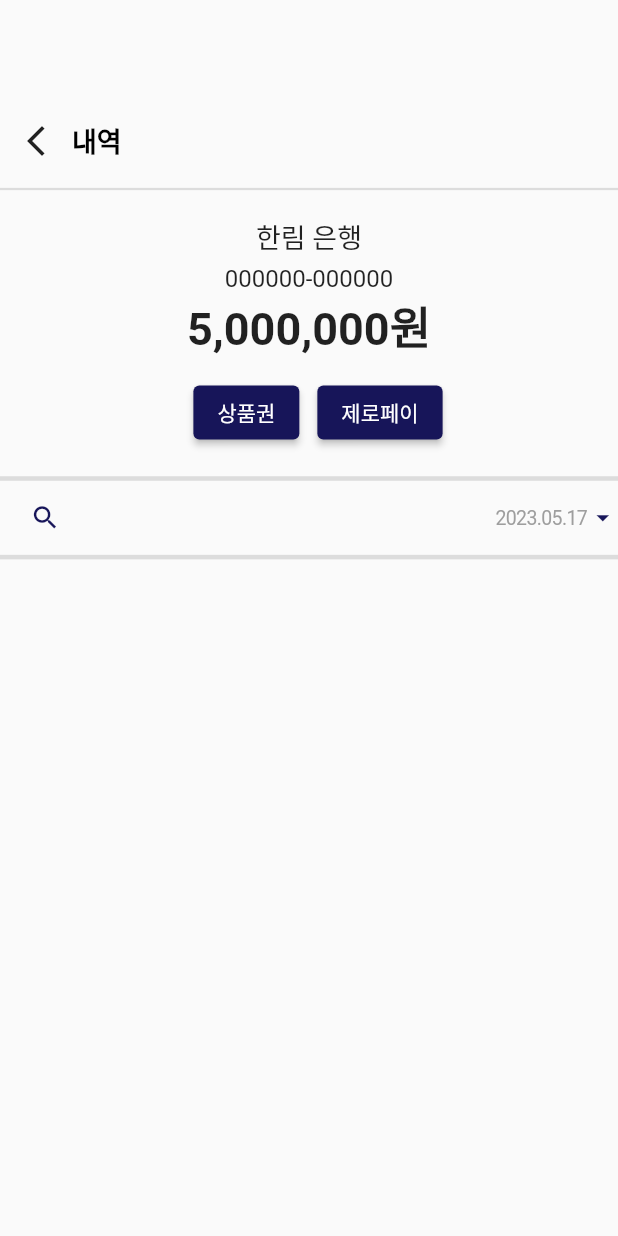
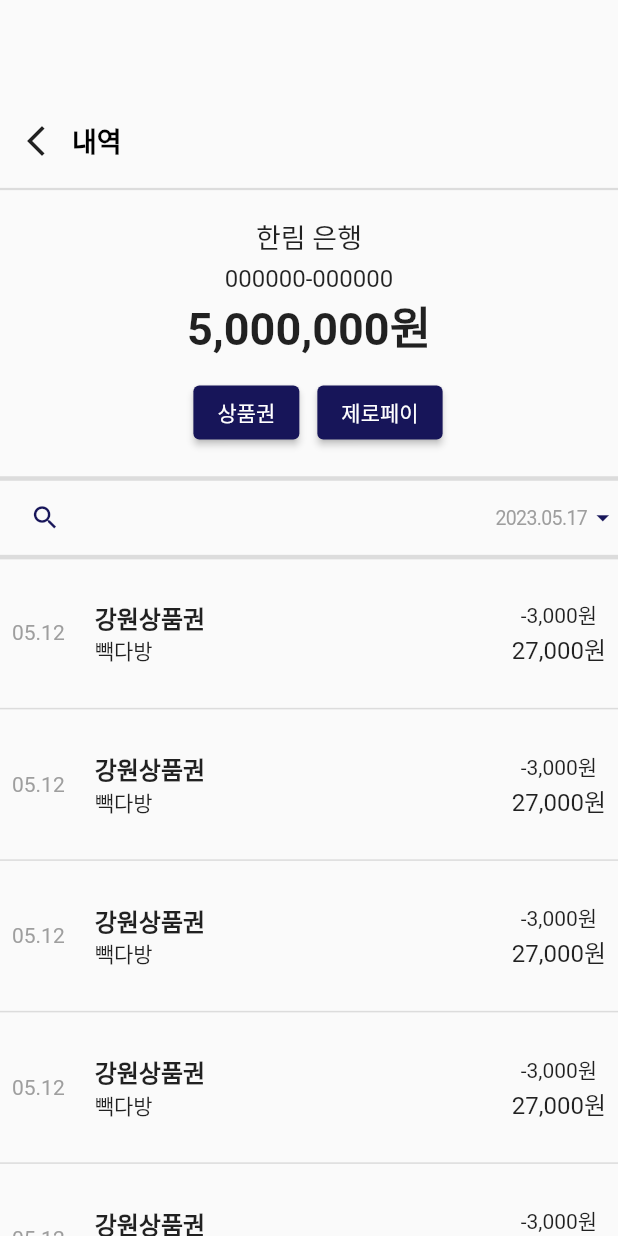
Before and after one commit to EJLee1209/hci_project, a Flutter app: the screen it shows after launch, after a tap on "내역", on a phone screen of 412 x 824 dp. Run offline on Flutter 3.47's test engine with Material 2 defaults, Android fonts, the phone set to English and light mode, and no system bars; our stand-ins replace carousel_slider; missing offline and left inert: flutter_naver_map.

Commit message:
UI - 거래내역 완료

```diff
--- a/lib/HistoryScreen.dart
+++ b/lib/HistoryScreen.dart
@@ -123,6 +123,21 @@ class HistoryScreen extends StatelessWidget {
             ),
 
             Divider(thickness: 3,),
+            Expanded(
+              child: ListView(
+                padding: EdgeInsets.zero,
+                children: const [
+                  DummyHistoryItem(),
+                  DummyHistoryItem(),
+                  DummyHistoryItem(),
+                  DummyHistoryItem(),
+                  DummyHistoryItem(),
+                  DummyHistoryItem(),
+                  DummyHistoryItem(),
+                  DummyHistoryItem(),
+                ],
+              ),
+            )
 
           ],
         ),
@@ -130,3 +145,72 @@ class HistoryScreen extends StatelessWidget {
     );
   }
 }
+
+class DummyHistoryItem extends StatelessWidget {
+  const DummyHistoryItem({Key? key}) : super(key: key);
+
+  @override
+  Widget build(BuildContext context) {
+    return Column(
+      children: [
+        Padding(
+          padding: const EdgeInsets.all(8.0),
+          child: Row(
+            children: [
+              Text(
+                "05.12",
+                style: TextStyle(
+                    fontSize: 14,
+                    color: Colors.grey
+                ),
+              ),
+              Padding(
+                padding: const EdgeInsets.fromLTRB(20, 12, 0, 12),
+                child: Column(
+                  crossAxisAlignment: CrossAxisAlignment.start,
+                  children: [
+                    Text(
+                      "강원상품권",
+                      style: TextStyle(
+                          fontSize: 16,
+                          fontWeight: FontWeight.bold
+                      ),
+                    ),
+                    Text(
+                      "빽다방",
+                      style: TextStyle(
+                        fontSize: 14,
+                      ),
+                    ),
+                  ],
+                ),
+              ),
+
+              Spacer(),
+              Column(
+                children: [
+                  Text(
+                    "-3,000원",
+                    style: TextStyle(
+                        fontSize: 14
+                    ),
+                  ),
+                  Text(
+                    "27,000원",
+                    style: TextStyle(
+                        fontSize: 16
+                    ),
+                  ),
+                ],
+              ),
+
+            ],
+          ),
+        ),
+        Divider(
+          thickness: 1,
+        )
+      ],
+    );
+  }
+}
```
Also changed, not shown: 2 other files.
